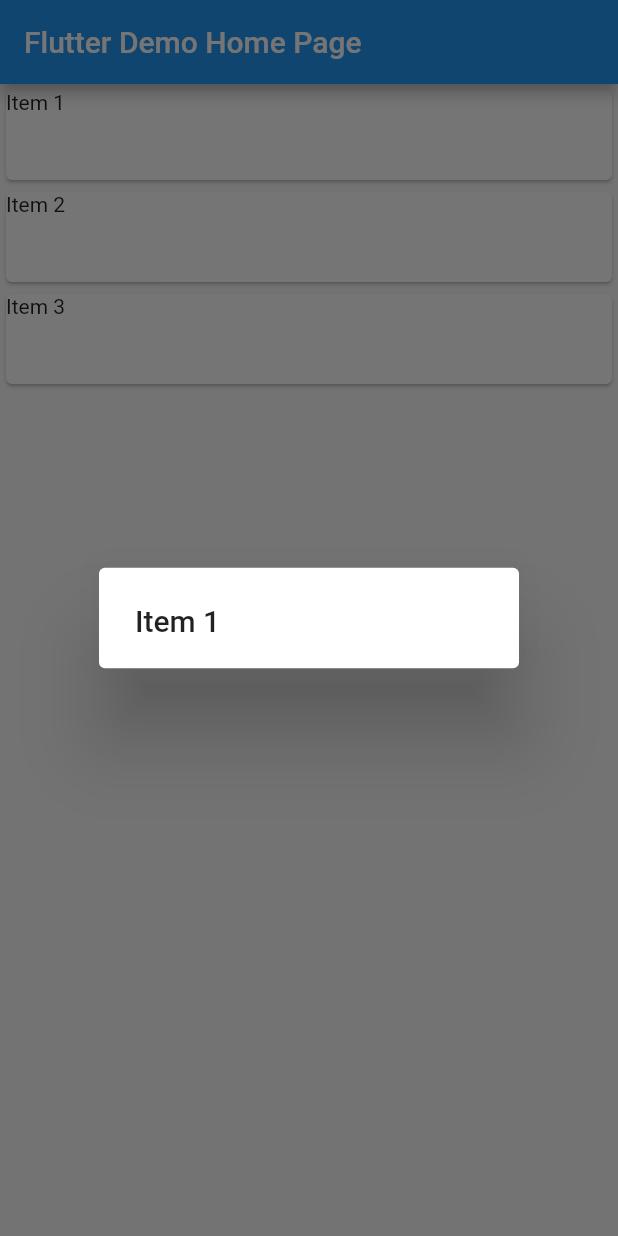
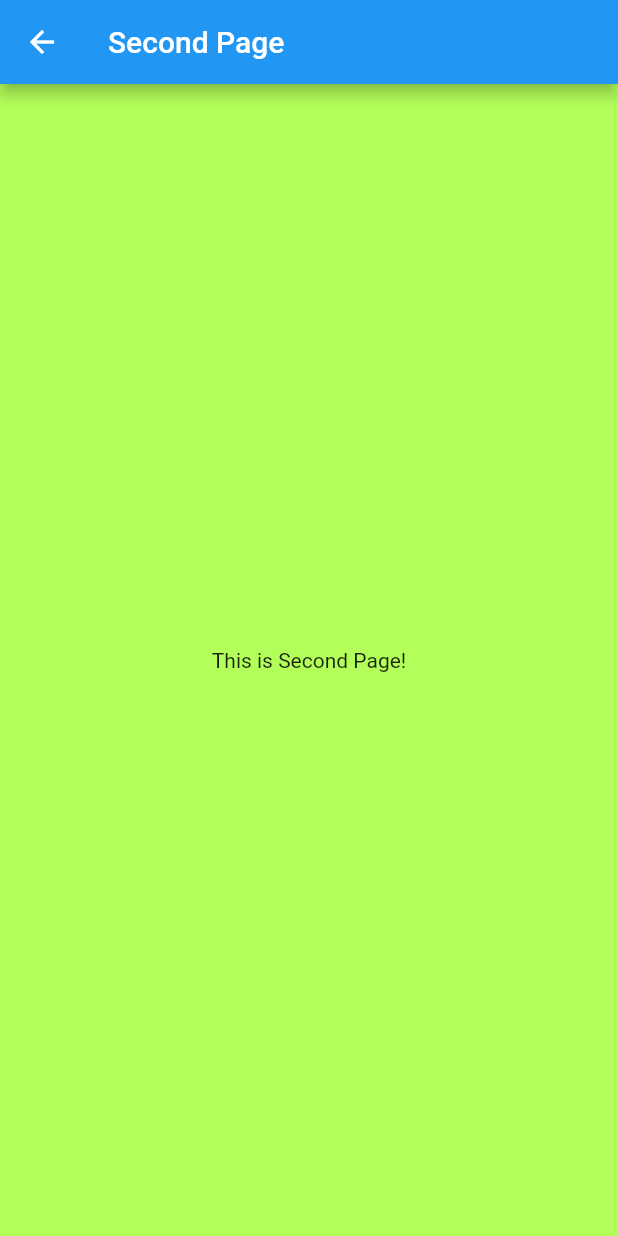
Before and after one commit to nodatsu/hasegawa01, a Flutter app: the screen it shows after launch, after a tap on "Item 1", on a phone screen of 412 x 824 dp. Run offline on Flutter 3.47's test engine with Material 2 defaults, Android fonts, the phone set to English and light mode, and no system bars.

Commit message:
ページ遷移

```diff
--- a/lib/main.dart
+++ b/lib/main.dart
@@ -47,13 +47,16 @@ class _MyHomePageState extends State<MyHomePage> {
             return Card(
                 child: InkWell(
                     onTap: () {
-                      showDialog(
-                          context: context,
-                          builder: (context) {
-                            return AlertDialog(
-                              title: Text(listItems[index]),
-                            );
-                          });
+                      // showDialog(
+                      //     context: context,
+                      //     builder: (context) {
+                      //       return AlertDialog(
+                      //         title: Text(listItems[index]),
+                      //       );
+                      //     });
+                      Navigator.push(context, MaterialPageRoute(builder: (context) {
+                        return MySecondPage();
+                      }));
                     },
                     child: Container(
                         height: 60,
@@ -63,3 +66,20 @@ class _MyHomePageState extends State<MyHomePage> {
         ));
   }
 }
+
+class MySecondPage extends StatelessWidget {
+  @override
+  Widget build(BuildContext context) {
+    return Scaffold(
+      appBar: AppBar(
+        title: const Text("Second Page"),
+      ),
+      body: Container(
+        color: Colors.lightGreenAccent,
+        child: const Center(
+          child: Text("This is Second Page!"),
+        ),
+      ),
+    );
+  }
+}
```
